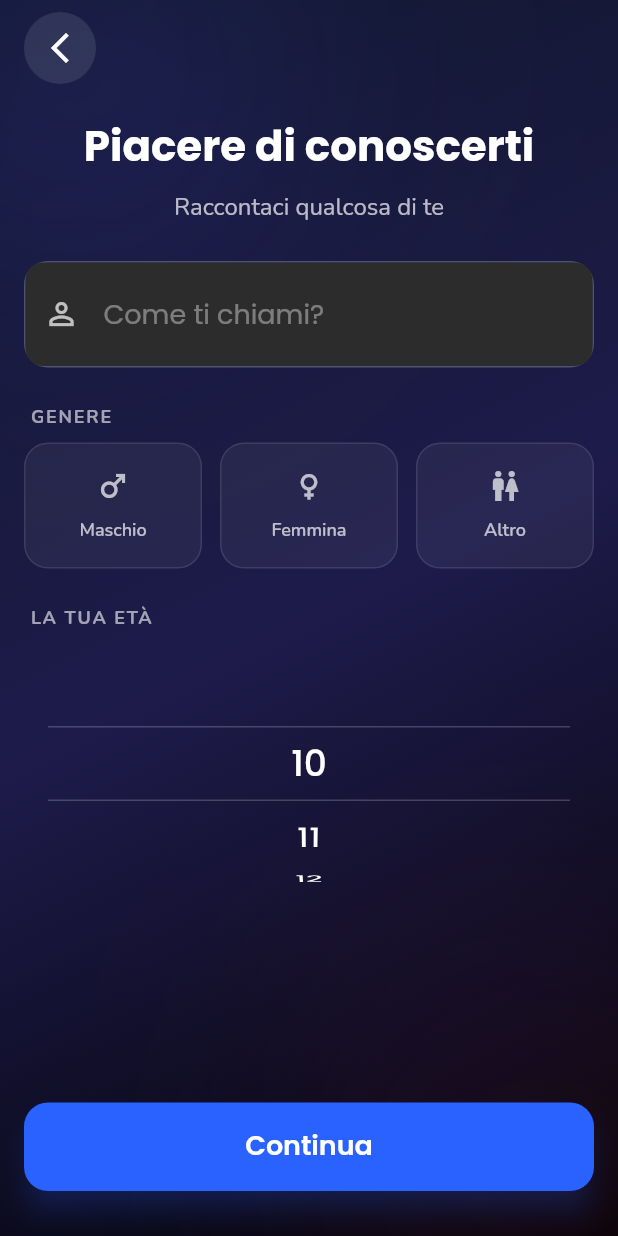
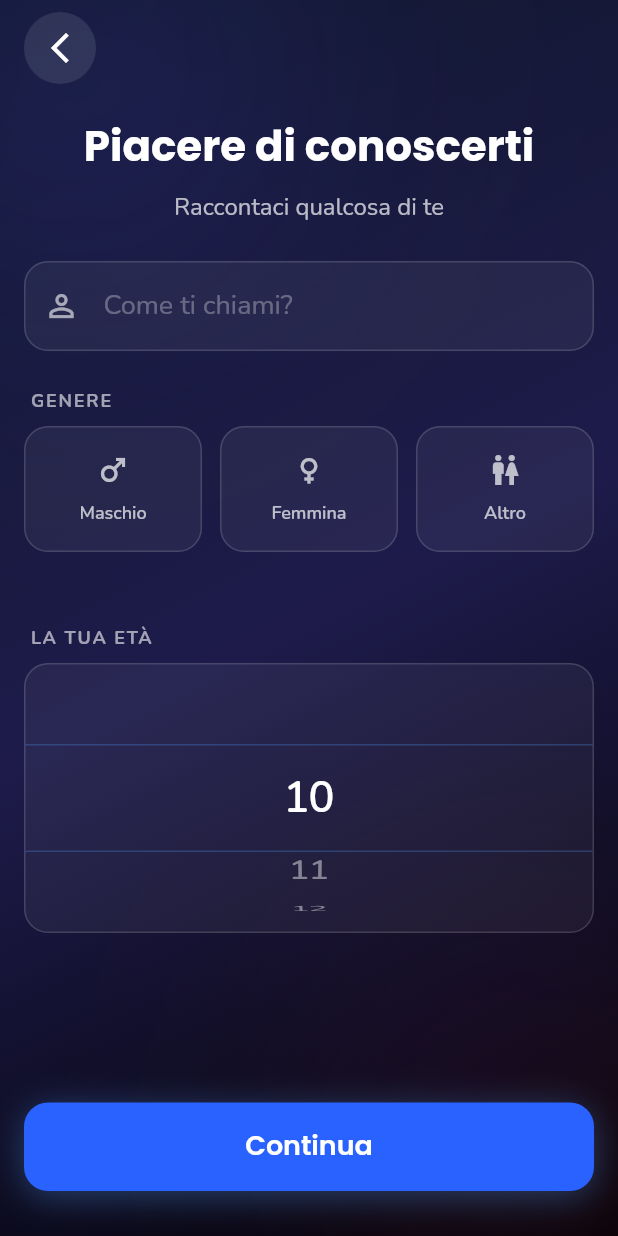
Before and after one commit to lvdoviko/applicazione_mental_coach, a Flutter app: the screen it shows after launch, swiped to page 2, on a phone screen of 412 x 824 dp. Run offline on Flutter 3.47's test engine with Material 3 defaults, Android fonts, the light colour scheme and no system bars; our stand-ins replace connectivity_plus, device_info_plus, dio, equatable, flutter_riverpod, go_router and 8 more; missing offline and left inert: health; accounts and stored records are empty.

Commit message:
Sistemata la UI con i dettagli dello User,

```diff
--- a/lib/features/onboarding/widgets/steps/user_details_step.dart
+++ b/lib/features/onboarding/widgets/steps/user_details_step.dart
@@ -1,3 +1,4 @@
+import 'package:flutter/cupertino.dart';
 import 'package:flutter/material.dart';
 import 'package:google_fonts/google_fonts.dart';
 import 'package:applicazione_mental_coach/shared/widgets/premium_glass_card.dart';
@@ -58,29 +59,37 @@ class UserDetailsStep extends StatelessWidget {
                 crossAxisAlignment: CrossAxisAlignment.start,
                 children: [
                   // Name Section (Clean Glass Input)
-                  // Removed label "COME TI CHIAMI?" as requested
                   Container(
+                    height: 60,
                     decoration: BoxDecoration(
-                      color: Colors.white.withOpacity(0.05),
+                      color: Colors.white.withOpacity(0.05), // Sfondo quasi trasparente
                       borderRadius: BorderRadius.circular(16),
-                      border: Border.all(
-                        color: Colors.white.withOpacity(0.2),
-                        width: 1,
+                      // Bordo sottile bianco (NON BLU)
+                      border: Border.all(color: Colors.white.withOpacity(0.15), width: 1),
                     ),
-                    ),
+                    child: Center(
                       child: TextField(
                         controller: nameController,
-                      style: GoogleFonts.poppins(
-                        color: Colors.white,
-                        fontSize: 18,
+                        style: GoogleFonts.nunito(color: Colors.white, fontSize: 18),
+                        cursorColor: const Color(0xFF4A90E2), // Solo il cursore è blu
+                        decoration: InputDecoration(
+                          prefixIcon: const Icon(Icons.person_outline, color: Colors.white60),
+                          hintText: l10n.nameLabel,
+                          hintStyle: GoogleFonts.nunito(color: Colors.white30),
+
+                        // RIMUOVE TUTTI I BORDI NATIVI
+                        border: InputBorder.none,
+                        focusedBorder: InputBorder.none,
+                        enabledBorder: InputBorder.none,
+                        errorBorder: InputBorder.none,
+                        disabledBorder: InputBorder.none,
+
+                        // FIX: Remove ghost background
+                        filled: false,
+                        fillColor: Colors.transparent,
+
+                        contentPadding: const EdgeInsets.symmetric(horizontal: 20, vertical: 15),
                       ),
-                      cursorColor: AppColors.primary,
-                      decoration: InputDecoration(
-                        hintText: l10n.nameLabel,
-                        hintStyle: GoogleFonts.poppins(color: Colors.white38),
-                        border: InputBorder.none,
-                        prefixIcon: const Icon(Icons.person_outline, color: Colors.white70),
-                        contentPadding: const EdgeInsets.symmetric(vertical: 20, horizontal: 16),
                     ),
                   ),
                 ),
@@ -101,53 +110,47 @@ class UserDetailsStep extends StatelessWidget {
                   const SizedBox(height: AppSpacing.xl),
 
                   // Age Section
+                  const SizedBox(height: 24), // Added breathing room
                   _buildSectionLabel(l10n.yourAgeLabel),
                   const SizedBox(height: AppSpacing.sm),
-                  SizedBox(
-                    height: 160,
-                    child: Stack(
-                      alignment: Alignment.center,
-                      children: [
-                        // Selection Overlay (Magnifier effect)
                   Container(
-                          height: 50,
-                          margin: const EdgeInsets.symmetric(horizontal: 16),
+                    height: 180, // Increased height for larger items
+                    decoration: BoxDecoration(
+                      color: Colors.white.withOpacity(0.05),
+                      borderRadius: BorderRadius.circular(16),
+                      border: Border.all(color: Colors.white.withOpacity(0.15)),
+                    ),
+                    child: CupertinoPicker(
+                      itemExtent: 60, // Increased to avoid cutting numbers
+                      magnification: 1.2,
+                      useMagnifier: true,
+                      backgroundColor: Colors.transparent, // Ensure transparency
+                      scrollController: FixedExtentScrollController(initialItem: 0),
+                      onSelectedItemChanged: (index) {
+                        ageController.text = (index + 10).toString();
+                      },
+                      selectionOverlay: Container(
                         decoration: BoxDecoration(
                           border: Border.symmetric(
                             horizontal: BorderSide(
-                                color: Colors.white.withOpacity(0.2),
+                              color: const Color(0xFF4A90E2).withOpacity(0.3),
                               width: 1,
                             ),
                           ),
                         ),
                       ),
-                        // Wheel Scroll View
-                        ListWheelScrollView.useDelegate(
-                          itemExtent: 50,
-                          perspective: 0.005,
-                          diameterRatio: 1.5,
-                          physics: const FixedExtentScrollPhysics(),
-                          onSelectedItemChanged: (index) {
-                            ageController.text = (index + 10).toString();
-                          },
-                          childDelegate: ListWheelChildBuilderDelegate(
-                            childCount: 90,
-                            builder: (context, index) {
-                              final age = index + 10;
+                      children: List.generate(90, (index) {
                         return Center(
                           child: Text(
-                                  '$age',
-                                  style: GoogleFonts.poppins(
-                                    fontSize: 24,
+                            "${index + 10}",
+                            style: GoogleFonts.nunito(
                               color: Colors.white,
-                                    fontWeight: FontWeight.w500,
+                              fontSize: 24, // Increased font size
+                              fontWeight: FontWeight.w600,
                             ),
                           ),
                         );
-                            },
-                          ),
-                        ),
-                      ],
+                      }),
                     ),
                   ),
                 ],
@@ -158,8 +161,18 @@ class UserDetailsStep extends StatelessWidget {
           // Full Width Next Button (Bottom)
           Padding(
             padding: const EdgeInsets.only(bottom: 30),
-            child: SizedBox(
+            child: Container(
               width: double.infinity,
+              decoration: BoxDecoration(
+                borderRadius: BorderRadius.circular(16),
+                boxShadow: [
+                  BoxShadow(
+                    color: const Color(0xFF4A90E2).withOpacity(0.4),
+                    blurRadius: 20,
+                    offset: const Offset(0, 4),
+                  )
+                ],
+              ),
               child: ElevatedButton(
                 onPressed: onNext,
                 style: ElevatedButton.styleFrom(
@@ -169,8 +182,8 @@ class UserDetailsStep extends StatelessWidget {
                   shape: RoundedRectangleBorder(
                     borderRadius: BorderRadius.circular(16),
                   ),
-                  elevation: 8,
-                  shadowColor: AppColors.primary.withOpacity(0.5),
+                  elevation: 0, // Shadow handled by Container
+                  shadowColor: Colors.transparent,
                 ),
                 child: Text(
                   l10n.continueButton,
@@ -213,7 +226,7 @@ class UserDetailsStep extends StatelessWidget {
           color: isSelected ? AppColors.primary : Colors.white.withOpacity(0.05),
           borderRadius: BorderRadius.circular(16),
           border: Border.all(
-            color: isSelected ? AppColors.primary : Colors.white.withOpacity(0.1),
+            color: isSelected ? AppColors.primary : Colors.white.withOpacity(0.15),
           ),
         ),
         child: Column(
```
Lines whose indentation alone changed are shown as unchanged.
